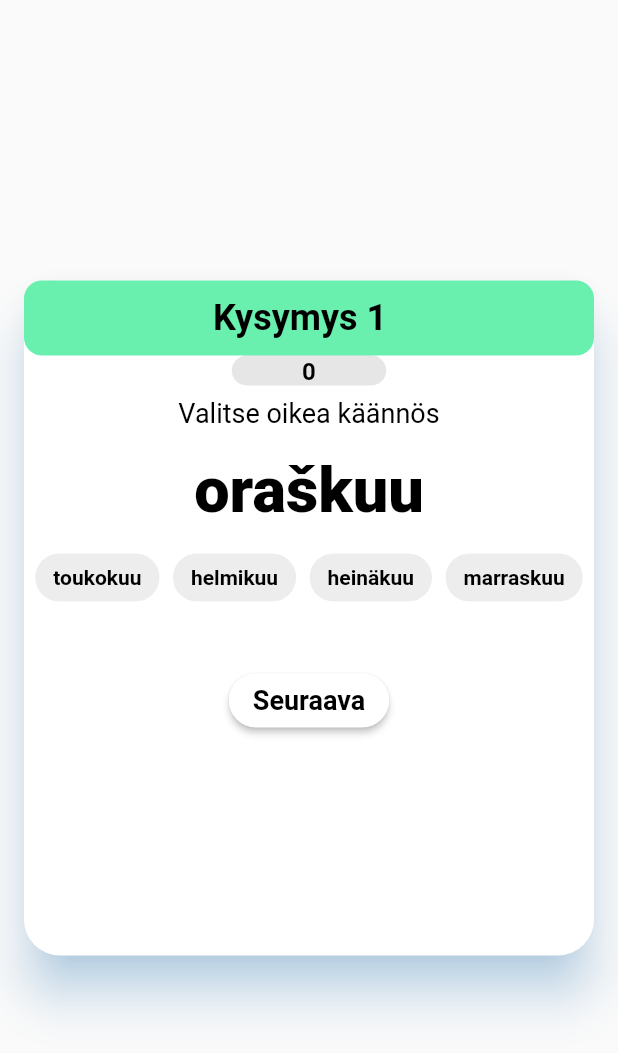
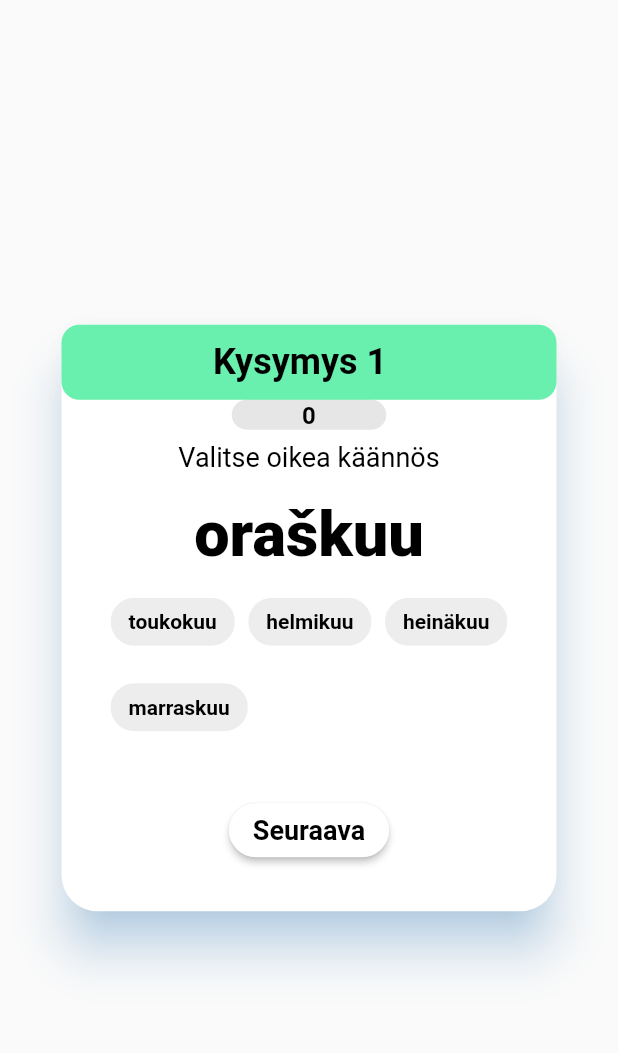
Before and after one commit to puertojose/viena_kalevala_game, a Flutter app: the CardGame screen opened directly, on a phone screen of 412 x 824 dp. Shown: the top 1053 px of the screen. Run offline on Flutter 3.47's test engine with Material 2 defaults, Android fonts, the phone set to English and light mode, and no system bars; our stand-ins replace csv; missing offline and left inert: dart:html, universal_html.

Commit message:
fix(cardgame): aspect ratio reduced to work in smaller screens

```diff
--- a/lib/cardgame.dart
+++ b/lib/cardgame.dart
@@ -3,6 +3,8 @@ import 'package:flutter/services.dart';
 import 'package:viena_kalevala_game/utils.dart';
 import 'package:csv/csv.dart';
 import 'dart:math';
+
+import 'dart:html' as html;
 
 //import 'package:font_awesome_flutter/font_awesome_flutter.dart';
 
@@ -13,6 +15,8 @@ class CardGame extends StatefulWidget {
 
 class _CardGameState extends State<CardGame> {
 
+
+  html.AudioElement audio;
 
   List<List<dynamic>> questions;
 
@@ -139,8 +143,8 @@ class _CardGameState extends State<CardGame> {
           borderRadius: BorderRadius.circular(24.0),
           shadowColor: Color(0x802196F3),
           child: Container(
-            width: 380,
-            height: 450,
+            width: 330,
+            height: 391,
             child: Column(
 
               children: <Widget>[
```
